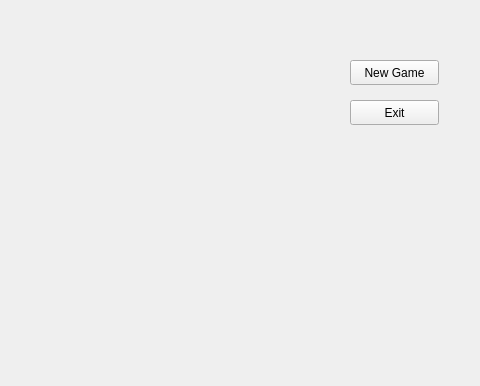
Qt form interface/game.ui (moevm/gui-1h2018-24) before a commit; both pictures show x 320 to 800 and y 0 to 386 of the 800 by 500 pixel window.
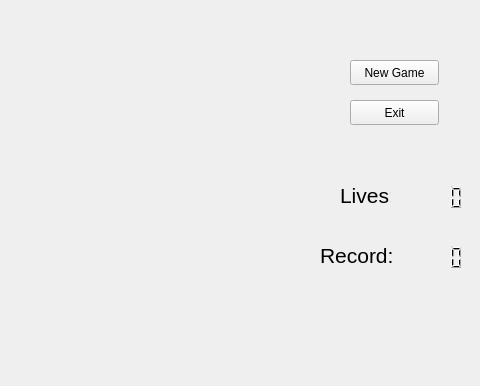
The same form after that commit. Custom widgets are drawn as their Qt base class.

Commit message: Second game level. Add lives and records monitoring

```diff
--- a/interface/game.ui
+++ b/interface/game.ui
@@ -52,6 +52,68 @@
     <string>Exit</string>
    </property>
   </widget>
+  <widget class="QLabel" name="lives_lavel">
+   <property name="geometry">
+    <rect>
+     <x>660</x>
+     <y>180</y>
+     <width>51</width>
+     <height>31</height>
+    </rect>
+   </property>
+   <property name="font">
+    <font>
+     <pointsize>16</pointsize>
+    </font>
+   </property>
+   <property name="text">
+    <string>Lives:</string>
+   </property>
+  </widget>
+  <widget class="QLabel" name="record_label">
+   <property name="geometry">
+    <rect>
+     <x>640</x>
+     <y>240</y>
+     <width>81</width>
+     <height>31</height>
+    </rect>
+   </property>
+   <property name="font">
+    <font>
+     <pointsize>16</pointsize>
+    </font>
+   </property>
+   <property name="text">
+    <string>Record:</string>
+   </property>
+  </widget>
+  <widget class="QLCDNumber" name="record">
+   <property name="geometry">
+    <rect>
+     <x>720</x>
+     <y>242</y>
+     <width>64</width>
+     <height>31</height>
+    </rect>
+   </property>
+   <property name="frameShape">
+    <enum>QFrame::NoFrame</enum>
+   </property>
+  </widget>
+  <widget class="QLCDNumber" name="lives">
+   <property name="geometry">
+    <rect>
+     <x>720</x>
+     <y>182</y>
+     <width>64</width>
+     <height>31</height>
+    </rect>
+   </property>
+   <property name="frameShape">
+    <enum>QFrame::NoFrame</enum>
+   </property>
+  </widget>
  </widget>
  <customwidgets>
   <customwidget>
```
Left out of the diff: 2 changed lines with no effect on the pictures. The commit also changes 19 other files.
